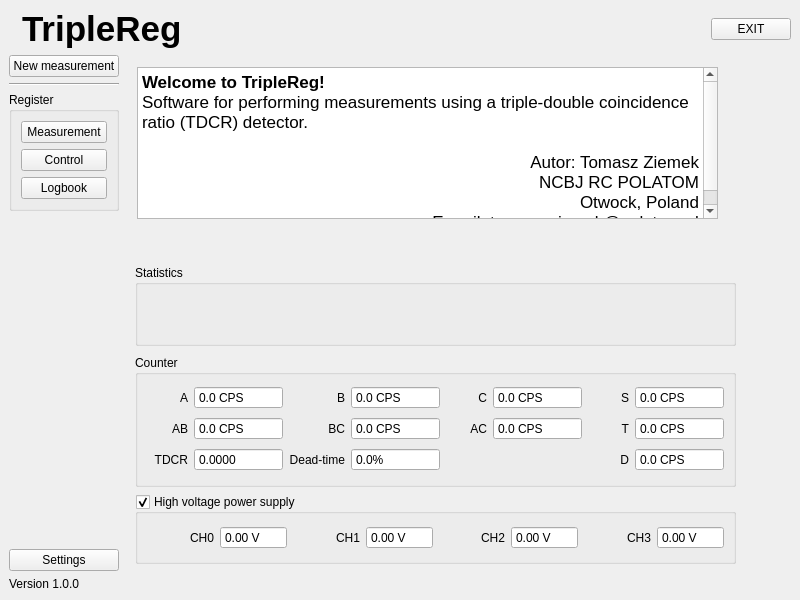
This is TripleReg/mainwindow.ui in ziemastz/SL as Qt 5 draws it before an edit. The edited form follows.
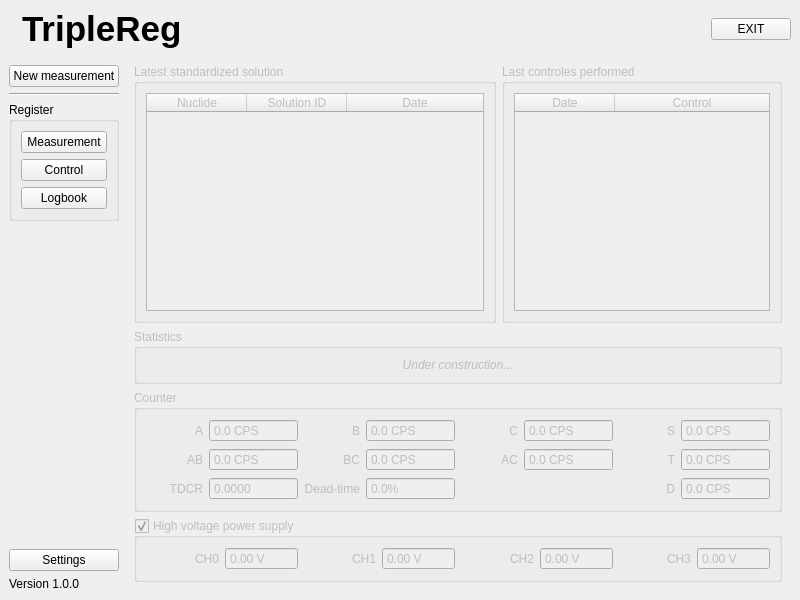
This is the edited form. The open tabs and pages were chosen to show the change. Icons and pictures are not drawn. Custom widgets are drawn as their Qt base class.

What changed in the file:
```diff
--- a/TripleReg/mainwindow.ui
+++ b/TripleReg/mainwindow.ui
@@ -79,6 +79,9 @@
     </item>
     <item row="1" column="0">
      <layout class="QVBoxLayout" name="verticalLayout_2">
+      <property name="topMargin">
+       <number>10</number>
+      </property>
       <item>
        <widget class="QPushButton" name="pushButton_5">
         <property name="text">
@@ -164,172 +167,108 @@
        <number>0</number>
       </property>
       <widget class="QWidget" name="page">
-       <widget class="QTextEdit" name="textEdit">
-        <property name="geometry">
-         <rect>
-          <x>12</x>
-          <y>12</y>
-          <width>581</width>
-          <height>152</height>
-         </rect>
-        </property>
+       <property name="enabled">
+        <bool>false</bool>
+       </property>
+       <layout class="QGridLayout" name="gridLayout_8">
+        <item row="0" column="0">
+         <widget class="QGroupBox" name="groupBox_5">
         <property name="sizePolicy">
-         <sizepolicy hsizetype="Expanding" vsizetype="Preferred">
+           <sizepolicy hsizetype="Expanding" vsizetype="Expanding">
           <horstretch>0</horstretch>
           <verstretch>0</verstretch>
          </sizepolicy>
         </property>
-        <property name="minimumSize">
-         <size>
-          <width>0</width>
-          <height>152</height>
-         </size>
-        </property>
-        <property name="maximumSize">
-         <size>
-          <width>16777215</width>
-          <height>152</height>
-         </size>
-        </property>
-        <property name="readOnly">
+          <property name="title">
+           <string>Latest standardized solution</string>
+          </property>
+          <layout class="QGridLayout" name="gridLayout_5">
+           <item row="0" column="0">
+            <widget class="QTableWidget" name="tableWidget">
+             <property name="selectionBehavior">
+              <enum>QAbstractItemView::SelectRows</enum>
+             </property>
+             <attribute name="horizontalHeaderStretchLastSection">
          <bool>true</bool>
-        </property>
-        <property name="html">
-         <string>&lt;!DOCTYPE HTML PUBLIC &quot;-//W3C//DTD HTML 4.0//EN&quot; &quot;http://www.w3.org/TR/REC-html40/strict.dtd&quot;&gt;
-&lt;html&gt;&lt;head&gt;&lt;meta name=&quot;qrichtext&quot; content=&quot;1&quot; /&gt;&lt;meta charset=&quot;utf-8&quot; /&gt;&lt;style type=&quot;text/css&quot;&gt;
-p, li { white-space: pre-wrap; }
-&lt;/style&gt;&lt;/head&gt;&lt;body style=&quot; font-family:'.AppleSystemUIFont'; font-size:13pt; font-weight:400; font-style:normal;&quot;&gt;
-&lt;p style=&quot; margin-top:0px; margin-bottom:0px; margin-left:0px; margin-right:0px; -qt-block-indent:0; text-indent:0px;&quot;&gt;&lt;span style=&quot; font-weight:700;&quot;&gt;Welcome to TripleReg!&lt;/span&gt;&lt;/p&gt;
-&lt;p style=&quot; margin-top:0px; margin-bottom:0px; margin-left:0px; margin-right:0px; -qt-block-indent:0; text-indent:0px;&quot;&gt;Software for performing measurements using a triple-double coincidence ratio (TDCR) detector.&lt;/p&gt;
-&lt;p align=&quot;right&quot; style=&quot;-qt-paragraph-type:empty; margin-top:0px; margin-bottom:0px; margin-left:0px; margin-right:0px; -qt-block-indent:0; text-indent:0px;&quot;&gt;&lt;br /&gt;&lt;/p&gt;
-&lt;p align=&quot;right&quot; style=&quot; margin-top:0px; margin-bottom:0px; margin-left:0px; margin-right:0px; -qt-block-indent:0; text-indent:0px;&quot;&gt;Autor: Tomasz Ziemek&lt;/p&gt;
-&lt;p align=&quot;right&quot; style=&quot; margin-top:0px; margin-bottom:0px; margin-left:0px; margin-right:0px; -qt-block-indent:0; text-indent:0px;&quot;&gt;NCBJ RC POLATOM&lt;/p&gt;
-&lt;p align=&quot;right&quot; style=&quot; margin-top:0px; margin-bottom:0px; margin-left:0px; margin-right:0px; -qt-block-indent:0; text-indent:0px;&quot;&gt;Otwock, Poland&lt;/p&gt;
-&lt;p align=&quot;right&quot; style=&quot; margin-top:0px; margin-bottom:0px; margin-left:0px; margin-right:0px; -qt-block-indent:0; text-indent:0px;&quot;&gt;E-mail: tomasz.ziemek@polatom.pl&lt;/p&gt;&lt;/body&gt;&lt;/html&gt;</string>
-        </property>
-       </widget>
-       <widget class="QGroupBox" name="groupBox_2">
-        <property name="geometry">
-         <rect>
-          <x>10</x>
-          <y>439</y>
-          <width>601</width>
-          <height>70</height>
-         </rect>
-        </property>
-        <property name="title">
-         <string>High voltage power supply</string>
-        </property>
-        <property name="checkable">
-         <bool>true</bool>
-        </property>
-        <layout class="QHBoxLayout" name="horizontalLayout">
-         <item>
-          <widget class="QLabel" name="label_3">
+             </attribute>
+             <column>
+              <property name="text">
+               <string>Nuclide</string>
+              </property>
+             </column>
+             <column>
+              <property name="text">
+               <string>Solution ID</string>
+              </property>
+             </column>
+             <column>
            <property name="text">
-            <string>CH0</string>
-           </property>
-           <property name="alignment">
-            <set>Qt::AlignRight|Qt::AlignTrailing|Qt::AlignVCenter</set>
-           </property>
-          </widget>
-         </item>
-         <item>
-          <widget class="QDoubleSpinBox" name="doubleSpinBox">
-           <property name="readOnly">
-            <bool>true</bool>
-           </property>
-           <property name="buttonSymbols">
-            <enum>QAbstractSpinBox::NoButtons</enum>
-           </property>
-           <property name="suffix">
-            <string> V</string>
-           </property>
-          </widget>
-         </item>
-         <item>
-          <widget class="QLabel" name="label_4">
-           <property name="text">
-            <string>CH1</string>
-           </property>
-           <property name="alignment">
-            <set>Qt::AlignRight|Qt::AlignTrailing|Qt::AlignVCenter</set>
-           </property>
-          </widget>
-         </item>
-         <item>
-          <widget class="QDoubleSpinBox" name="doubleSpinBox_2">
-           <property name="readOnly">
+               <string>Date</string>
+              </property>
+             </column>
+            </widget>
+           </item>
+          </layout>
+         </widget>
+        </item>
+        <item row="0" column="1">
+         <widget class="QGroupBox" name="groupBox_6">
+          <property name="title">
+           <string>Last controles performed</string>
+          </property>
+          <layout class="QGridLayout" name="gridLayout_7">
+           <item row="0" column="0">
+            <widget class="QTableWidget" name="tableWidget_2">
+             <property name="sizePolicy">
+              <sizepolicy hsizetype="Preferred" vsizetype="Preferred">
+               <horstretch>0</horstretch>
+               <verstretch>0</verstretch>
+              </sizepolicy>
+             </property>
+             <attribute name="horizontalHeaderStretchLastSection">
             <bool>true</bool>
-           </property>
-           <property name="buttonSymbols">
-            <enum>QAbstractSpinBox::NoButtons</enum>
-           </property>
-           <property name="suffix">
-            <string> V</string>
-           </property>
-          </widget>
-         </item>
-         <item>
-          <widget class="QLabel" name="label_5">
-           <property name="text">
-            <string>CH2</string>
-           </property>
-           <property name="alignment">
-            <set>Qt::AlignRight|Qt::AlignTrailing|Qt::AlignVCenter</set>
-           </property>
-          </widget>
-         </item>
-         <item>
-          <widget class="QDoubleSpinBox" name="doubleSpinBox_3">
-           <property name="readOnly">
-            <bool>true</bool>
-           </property>
-           <property name="buttonSymbols">
-            <enum>QAbstractSpinBox::NoButtons</enum>
-           </property>
-           <property name="suffix">
-            <string> V</string>
-           </property>
-          </widget>
-         </item>
-         <item>
-          <widget class="QLabel" name="label_6">
+             </attribute>
+             <column>
+              <property name="text">
+               <string>Date</string>
+              </property>
+             </column>
+             <column>
+              <property name="text">
+               <string>Control</string>
+              </property>
+             </column>
+            </widget>
+           </item>
+          </layout>
+         </widget>
+        </item>
+        <item row="1" column="0" colspan="2">
+         <widget class="QGroupBox" name="groupBox_4">
+          <property name="title">
+           <string>Statistics </string>
+          </property>
+          <layout class="QGridLayout" name="gridLayout_6">
+           <item row="0" column="0">
+            <widget class="QLabel" name="label_18">
+             <property name="font">
+              <font>
+               <italic>true</italic>
+              </font>
+             </property>
            <property name="text">
-            <string>CH3</string>
+              <string>Under construction...</string>
            </property>
            <property name="alignment">
-            <set>Qt::AlignRight|Qt::AlignTrailing|Qt::AlignVCenter</set>
+              <set>Qt::AlignCenter</set>
            </property>
           </widget>
          </item>
-         <item>
-          <widget class="QDoubleSpinBox" name="doubleSpinBox_4">
-           <property name="readOnly">
-            <bool>true</bool>
-           </property>
-           <property name="buttonSymbols">
-            <enum>QAbstractSpinBox::NoButtons</enum>
-           </property>
-           <property name="suffix">
-            <string> V</string>
-           </property>
-           <property name="maximum">
-            <double>8000.000000000000000</double>
-           </property>
-          </widget>
-         </item>
-        </layout>
-       </widget>
+          </layout>
+         </widget>
+        </item>
+        <item row="2" column="0" colspan="2">
        <widget class="QGroupBox" name="groupBox_3">
-        <property name="geometry">
-         <rect>
-          <x>10</x>
-          <y>300</y>
-          <width>601</width>
-          <height>132</height>
-         </rect>
-        </property>
         <property name="title">
          <string>Counter</string>
         </property>
@@ -655,19 +594,115 @@
          </item>
         </layout>
        </widget>
-       <widget class="QGroupBox" name="groupBox_4">
-        <property name="geometry">
-         <rect>
-          <x>10</x>
-          <y>210</y>
-          <width>601</width>
-          <height>81</height>
-         </rect>
-        </property>
+        </item>
+        <item row="3" column="0" colspan="2">
+         <widget class="QGroupBox" name="groupBox_2">
         <property name="title">
-         <string>Statistics </string>
-        </property>
-       </widget>
+           <string>High voltage power supply</string>
+          </property>
+          <property name="checkable">
+           <bool>true</bool>
+          </property>
+          <layout class="QHBoxLayout" name="horizontalLayout">
+           <item>
+            <widget class="QLabel" name="label_3">
+             <property name="text">
+              <string>CH0</string>
+             </property>
+             <property name="alignment">
+              <set>Qt::AlignRight|Qt::AlignTrailing|Qt::AlignVCenter</set>
+             </property>
+            </widget>
+           </item>
+           <item>
+            <widget class="QDoubleSpinBox" name="doubleSpinBox">
+             <property name="readOnly">
+              <bool>true</bool>
+             </property>
+             <property name="buttonSymbols">
+              <enum>QAbstractSpinBox::NoButtons</enum>
+             </property>
+             <property name="suffix">
+              <string> V</string>
+             </property>
+            </widget>
+           </item>
+           <item>
+            <widget class="QLabel" name="label_4">
+             <property name="text">
+              <string>CH1</string>
+             </property>
+             <property name="alignment">
+              <set>Qt::AlignRight|Qt::AlignTrailing|Qt::AlignVCenter</set>
+             </property>
+            </widget>
+           </item>
+           <item>
+            <widget class="QDoubleSpinBox" name="doubleSpinBox_2">
+             <property name="readOnly">
+              <bool>true</bool>
+             </property>
+             <property name="buttonSymbols">
+              <enum>QAbstractSpinBox::NoButtons</enum>
+             </property>
+             <property name="suffix">
+              <string> V</string>
+             </property>
+            </widget>
+           </item>
+           <item>
+            <widget class="QLabel" name="label_5">
+             <property name="text">
+              <string>CH2</string>
+             </property>
+             <property name="alignment">
+              <set>Qt::AlignRight|Qt::AlignTrailing|Qt::AlignVCenter</set>
+             </property>
+            </widget>
+           </item>
+           <item>
+            <widget class="QDoubleSpinBox" name="doubleSpinBox_3">
+             <property name="readOnly">
+              <bool>true</bool>
+             </property>
+             <property name="buttonSymbols">
+              <enum>QAbstractSpinBox::NoButtons</enum>
+             </property>
+             <property name="suffix">
+              <string> V</string>
+             </property>
+            </widget>
+           </item>
+           <item>
+            <widget class="QLabel" name="label_6">
+             <property name="text">
+              <string>CH3</string>
+             </property>
+             <property name="alignment">
+              <set>Qt::AlignRight|Qt::AlignTrailing|Qt::AlignVCenter</set>
+             </property>
+            </widget>
+           </item>
+           <item>
+            <widget class="QDoubleSpinBox" name="doubleSpinBox_4">
+             <property name="readOnly">
+              <bool>true</bool>
+             </property>
+             <property name="buttonSymbols">
+              <enum>QAbstractSpinBox::NoButtons</enum>
+             </property>
+             <property name="suffix">
+              <string> V</string>
+             </property>
+             <property name="maximum">
+              <double>8000.000000000000000</double>
+             </property>
+            </widget>
+           </item>
+          </layout>
+         </widget>
+        </item>
+       </layout>
       </widget>
       <widget class="QWidget" name="pageNew">
        <layout class="QGridLayout" name="gridLayout_2">
```
Left out of the diff: 3 changed lines with no effect on the pictures. Lines whose indentation alone changed are shown as unchanged.
